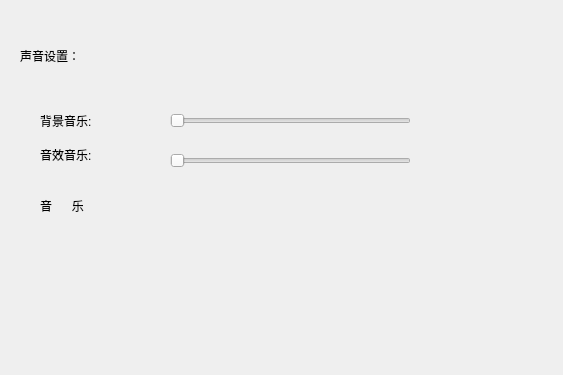
This is setting.ui in daixu35/FlappyBird as Qt 5 draws it before an edit; both pictures show x 0 to 563 and y 0 to 375 of the 680 by 626 pixel window. The edited form follows.
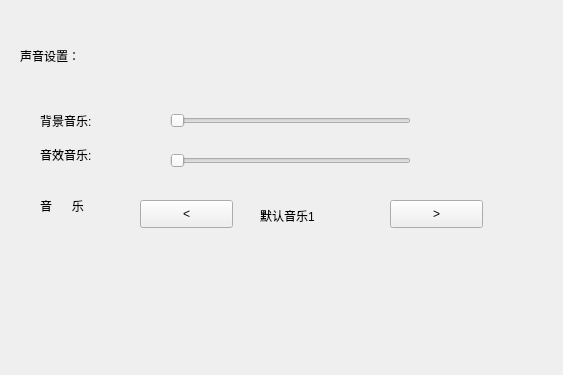
This is the edited form.

The edit to the form file:
```diff
--- a/setting.ui
+++ b/setting.ui
@@ -103,14 +103,14 @@
   <widget class="QLabel" name="mask">
    <property name="geometry">
     <rect>
-     <x>20</x>
-     <y>270</y>
+     <x>40</x>
+     <y>310</y>
      <width>541</width>
      <height>301</height>
     </rect>
    </property>
    <property name="text">
-    <string> </string>
+    <string/>
    </property>
   </widget>
   <widget class="QLabel" name="musicListName">
@@ -126,6 +126,45 @@
     <string>音      乐</string>
    </property>
   </widget>
+  <widget class="QLabel" name="bgmChangeLabel">
+   <property name="geometry">
+    <rect>
+     <x>260</x>
+     <y>200</y>
+     <width>161</width>
+     <height>31</height>
+    </rect>
+   </property>
+   <property name="text">
+    <string>默认音乐1</string>
+   </property>
+  </widget>
+  <widget class="QPushButton" name="nextBgmBtn">
+   <property name="geometry">
+    <rect>
+     <x>390</x>
+     <y>200</y>
+     <width>93</width>
+     <height>28</height>
+    </rect>
+   </property>
+   <property name="text">
+    <string>&gt;</string>
+   </property>
+  </widget>
+  <widget class="QPushButton" name="priBgmBtn">
+   <property name="geometry">
+    <rect>
+     <x>140</x>
+     <y>200</y>
+     <width>93</width>
+     <height>28</height>
+    </rect>
+   </property>
+   <property name="text">
+    <string>&lt;</string>
+   </property>
+  </widget>
  </widget>
  <resources/>
  <connections/>
```
